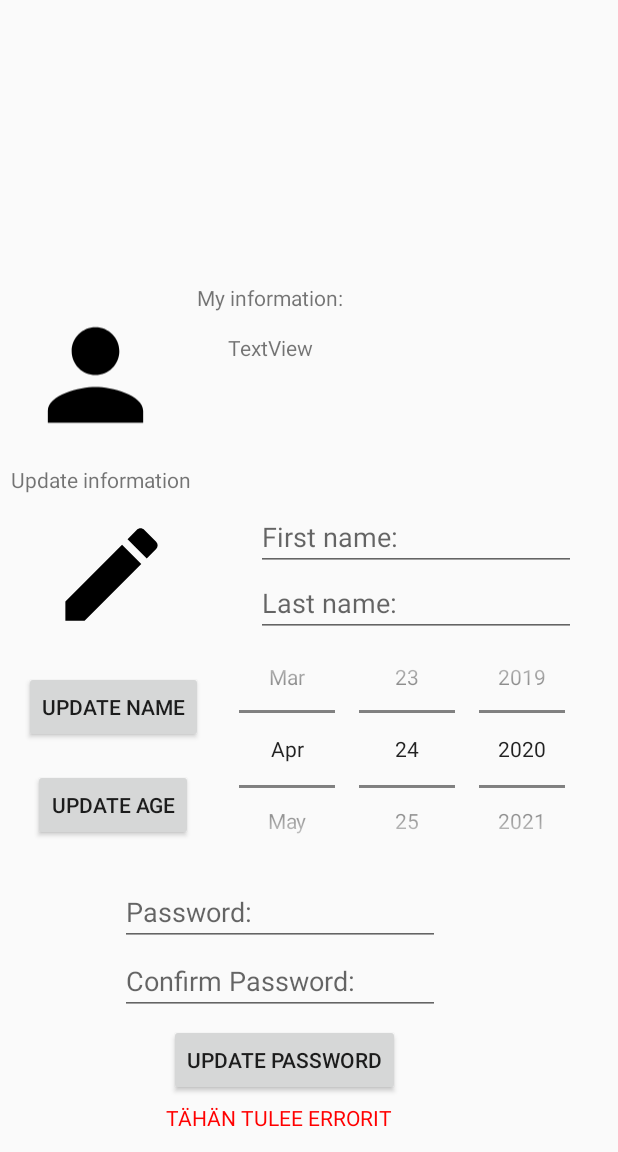
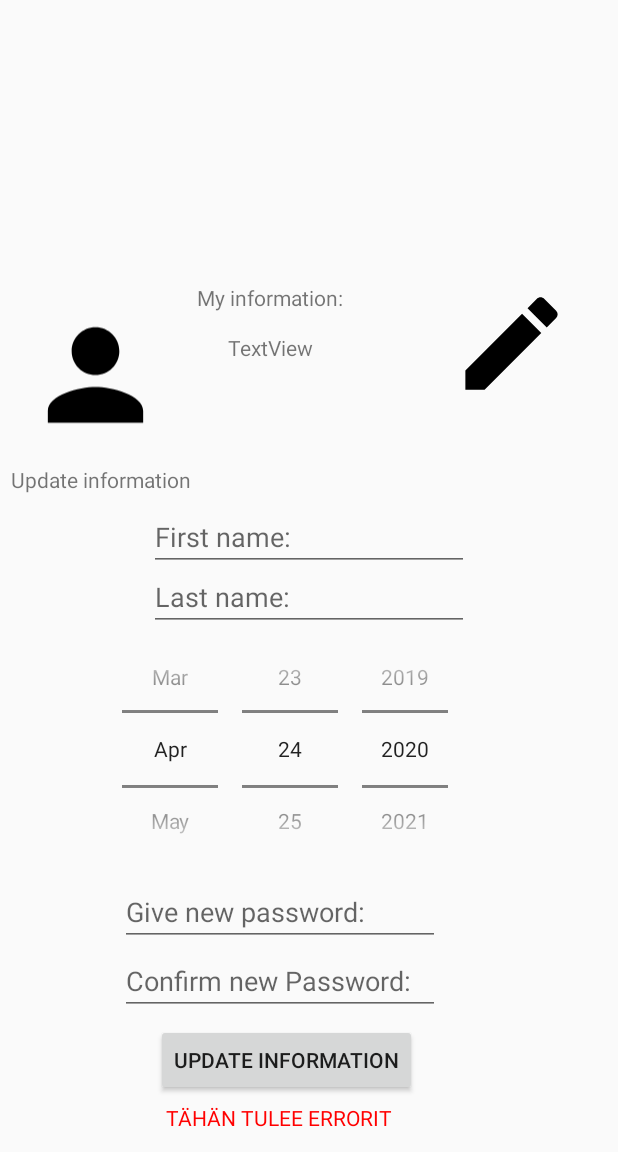
Before and after one commit to jerekuo/Harkkatyo, an Android app: the fragment SettingsFragment placed in its activity, on a phone screen of 412 x 824 dp, the part 84-1236 px from its top. Run offline under Robolectric (Android 15) with nearby library versions, the phone set to English and light mode, and no system bars; our stand-ins replace Firebase (no records; nobody signed in at launch, a user with empty details on screens opened directly).

Commit message:
settings fragment updated!

```diff
--- a/app/src/main/java/com/example/moovi/SettingsFragment.java
+++ b/app/src/main/java/com/example/moovi/SettingsFragment.java
@@ -2,27 +2,36 @@ package com.example.moovi;
 
 import android.os.Bundle;
 
-import androidx.annotation.Nullable;
 import androidx.fragment.app.Fragment;
 
 import android.view.LayoutInflater;
 import android.view.View;
 import android.view.ViewGroup;
+import android.widget.Button;
 import android.widget.DatePicker;
 import android.widget.EditText;
 import android.widget.TextView;
+
+import java.util.ArrayList;
+import java.util.Date;
 
 
 /**
  * A simple {@link Fragment} subclass.
  */
 public class SettingsFragment extends Fragment {
-    EditText editLast;
-    EditText editEmail;
-    EditText editFirst;
+    View view;
+    EditText editLastName;
+    EditText editFirstName;
     TextView textError;
     EditText editPassword1, editPassword2;
     DatePicker datePicker;
+    TextView infoHeader;
+    TextView infoText;
+    TextView updateText;
+    Button updateInfo;
+
+
 
     public SettingsFragment() {
         // Required empty public constructor
@@ -31,10 +40,34 @@ public class SettingsFragment extends Fragment {
     @Override
     public View onCreateView(LayoutInflater inflater, ViewGroup container,
                              Bundle savedInstanceState) {
+        view = inflater.inflate(R.layout.fragment_settings, container, false);
+        editFirstName = view.findViewById(R.id.editFirstName);
+        editLastName = view.findViewById(R.id.editLastName);
+        textError = view.findViewById(R.id.textError);
+        editPassword1 = view.findViewById(R.id.editPassword1);
+        editPassword2 = view.findViewById(R.id.editPassword2);
+        datePicker = view.findViewById(R.id.datePicker);
+        infoHeader = view.findViewById(R.id.infoHeader);
+        infoText = view.findViewById(R.id.infoText);
+        updateText = view.findViewById(R.id.updateText);
+
+        updateInfo = view.findViewById(R.id.updateInfo);
+
+        updateInfo.setOnClickListener(new View.OnClickListener() {
+            @Override
+            public void onClick(View v) {
+                String name = editFirstName.getText().toString();
+                String last = editLastName.getText().toString();
+                String pass1 = editPassword1.getText().toString();
+                String pass2 = editPassword2.getText().toString();
+                User user = new User(pass1,null,name,last,null);
+            }
+        });
         // Inflate the layout for this fragment
         return inflater.inflate(R.layout.fragment_settings, container, false);
 
     }
 
 
+
 }
--- a/app/src/main/res/layout/activity_main.xml
+++ b/app/src/main/res/layout/activity_main.xml
@@ -95,7 +95,7 @@
         app:layout_constraintVertical_bias="0.0" />
 
     <Button
-        android:id="@+id/button6"
+        android:id="@+id/updateAge"
         android:layout_width="wrap_content"
         android:layout_height="wrap_content"
         android:onClick="byPassLogin"
--- a/app/src/main/res/layout/activity_register.xml
+++ b/app/src/main/res/layout/activity_register.xml
@@ -27,13 +27,13 @@
         android:ems="10"
         android:hint="Confirm Password:"
         android:inputType="textPassword"
-        app:layout_constraintBottom_toTopOf="@+id/button3"
+        app:layout_constraintBottom_toTopOf="@+id/updateInfo"
         app:layout_constraintEnd_toEndOf="parent"
         app:layout_constraintStart_toStartOf="parent"
         app:layout_constraintTop_toBottomOf="@+id/editEmail" />
 
     <Button
-        android:id="@+id/button3"
+        android:id="@+id/updateInfo"
         android:layout_width="wrap_content"
         android:layout_height="wrap_content"
         android:onClick="onClick"
@@ -52,7 +52,7 @@
         app:layout_constraintBottom_toBottomOf="parent"
         app:layout_constraintEnd_toEndOf="parent"
         app:layout_constraintStart_toStartOf="parent"
-        app:layout_constraintTop_toBottomOf="@+id/button3" />
+        app:layout_constraintTop_toBottomOf="@+id/updateInfo" />
 
     <EditText
         android:id="@+id/editPassword1"
--- a/app/src/main/res/layout/fragment_settings.xml
+++ b/app/src/main/res/layout/fragment_settings.xml
@@ -15,13 +15,13 @@
         android:startYear="1920"
         app:layout_constraintBottom_toBottomOf="parent"
         app:layout_constraintEnd_toEndOf="parent"
-        app:layout_constraintHorizontal_bias="0.888"
+        app:layout_constraintHorizontal_bias="0.429"
         app:layout_constraintStart_toStartOf="parent"
         app:layout_constraintTop_toTopOf="parent"
         app:layout_constraintVertical_bias="0.565"></DatePicker>
 
     <EditText
-        android:id="@+id/editLast"
+        android:id="@+id/editLastName"
         android:layout_width="wrap_content"
         android:layout_height="wrap_content"
         android:layout_marginEnd="16dp"
@@ -31,13 +31,13 @@
         android:inputType="textPersonName"
         app:layout_constraintBottom_toBottomOf="parent"
         app:layout_constraintEnd_toEndOf="parent"
-        app:layout_constraintHorizontal_bias="0.934"
+        app:layout_constraintHorizontal_bias="0.543"
         app:layout_constraintStart_toStartOf="parent"
         app:layout_constraintTop_toTopOf="parent"
-        app:layout_constraintVertical_bias="0.384" />
+        app:layout_constraintVertical_bias="0.376" />
 
     <EditText
-        android:id="@+id/editFirst"
+        android:id="@+id/editFirstName"
         android:layout_width="wrap_content"
         android:layout_height="wrap_content"
         android:ems="10"
@@ -45,7 +45,6 @@
         android:inputType="textPersonName"
         app:layout_constraintBottom_toBottomOf="parent"
         app:layout_constraintEnd_toEndOf="parent"
-        app:layout_constraintHorizontal_bias="0.858"
         app:layout_constraintStart_toStartOf="parent"
         app:layout_constraintTop_toTopOf="parent"
         app:layout_constraintVertical_bias="0.291" />
@@ -55,7 +54,7 @@
         android:layout_width="wrap_content"
         android:layout_height="wrap_content"
         android:ems="10"
-        android:hint="Confirm Password:"
+        android:hint="Confirm new Password:"
         android:inputType="textPassword"
         app:layout_constraintBottom_toBottomOf="parent"
         app:layout_constraintEnd_toEndOf="parent"
@@ -65,11 +64,11 @@
         app:layout_constraintVertical_bias="0.833" />
 
     <Button
-        android:id="@+id/button3"
+        android:id="@+id/updateInfo"
         android:layout_width="wrap_content"
         android:layout_height="wrap_content"
         android:onClick="onClick"
-        android:text="Update password"
+        android:text="Update Information"
         app:layout_constraintBottom_toBottomOf="parent"
         app:layout_constraintEnd_toEndOf="parent"
         app:layout_constraintHorizontal_bias="0.437"
@@ -96,7 +95,7 @@
         android:layout_width="wrap_content"
         android:layout_height="wrap_content"
         android:ems="10"
-        android:hint="Password:"
+        android:hint="Give new password:"
         android:inputType="textPassword"
         app:layout_constraintBottom_toBottomOf="parent"
         app:layout_constraintEnd_toEndOf="parent"
@@ -106,7 +105,7 @@
         app:layout_constraintVertical_bias="0.749" />
 
     <TextView
-        android:id="@+id/textView2"
+        android:id="@+id/infoHeader"
         android:layout_width="wrap_content"
         android:layout_height="wrap_content"
         android:text="My information:"
@@ -118,7 +117,7 @@
         app:layout_constraintVertical_bias="0.022" />
 
     <TextView
-        android:id="@+id/textView5"
+        android:id="@+id/infoText"
         android:layout_width="wrap_content"
         android:layout_height="wrap_content"
         android:text="TextView"
@@ -148,13 +147,13 @@
         android:src="@drawable/ic_edit_black_24dp"
         app:layout_constraintBottom_toBottomOf="parent"
         app:layout_constraintEnd_toEndOf="parent"
-        app:layout_constraintHorizontal_bias="0.085"
+        app:layout_constraintHorizontal_bias="0.927"
         app:layout_constraintStart_toStartOf="parent"
         app:layout_constraintTop_toTopOf="parent"
-        app:layout_constraintVertical_bias="0.325" />
+        app:layout_constraintVertical_bias="0.024" />
 
     <TextView
-        android:id="@+id/textView6"
+        android:id="@+id/updateText"
         android:layout_width="wrap_content"
         android:layout_height="wrap_content"
         android:text="Update information"
@@ -165,28 +164,4 @@
         app:layout_constraintTop_toTopOf="parent"
         app:layout_constraintVertical_bias="0.234" />
 
-    <Button
-        android:id="@+id/button6"
-        android:layout_width="wrap_content"
-        android:layout_height="wrap_content"
-        android:text="Update age"
-        app:layout_constraintBottom_toBottomOf="parent"
-        app:layout_constraintEnd_toEndOf="parent"
-        app:layout_constraintHorizontal_bias="0.072"
-        app:layout_constraintStart_toStartOf="parent"
-        app:layout_constraintTop_toTopOf="parent"
-        app:layout_constraintVertical_bias="0.619" />
-
-    <Button
-        android:id="@+id/button7"
-        android:layout_width="wrap_content"
-        android:layout_height="wrap_content"
-        android:text="update name"
-        app:layout_constraintBottom_toBottomOf="parent"
-        app:layout_constraintEnd_toEndOf="parent"
-        app:layout_constraintHorizontal_bias="0.055"
-        app:layout_constraintStart_toStartOf="parent"
-        app:layout_constraintTop_toTopOf="parent"
-        app:layout_constraintVertical_bias="0.499" />
-
 </androidx.constraintlayout.widget.ConstraintLayout>
```
